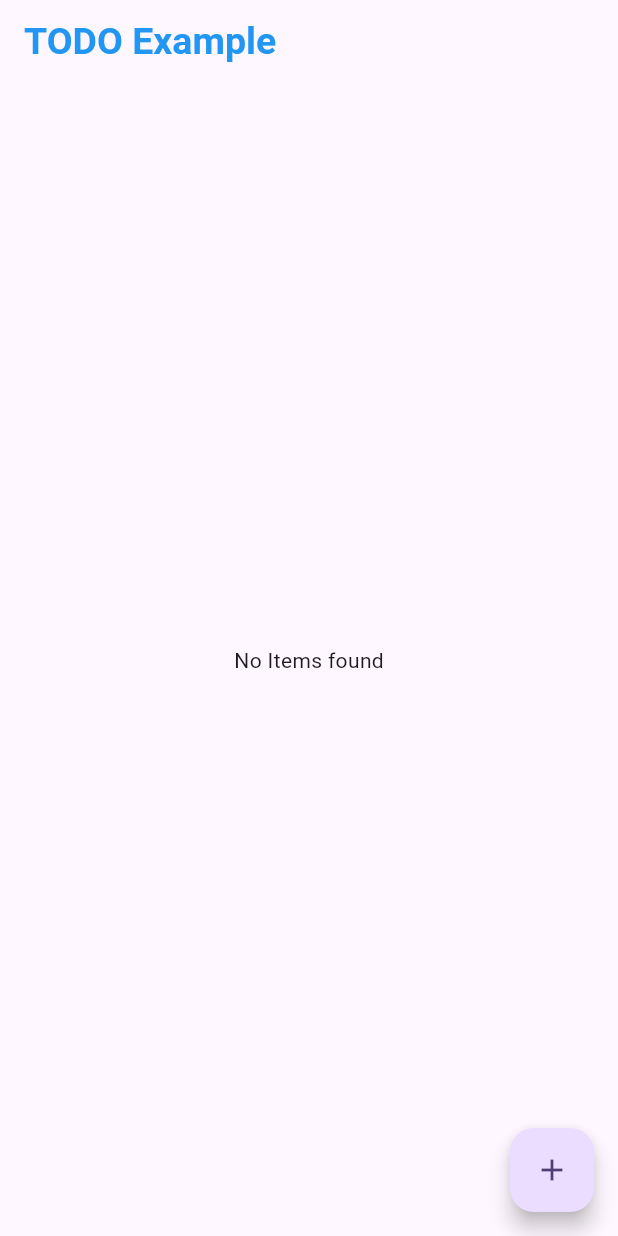
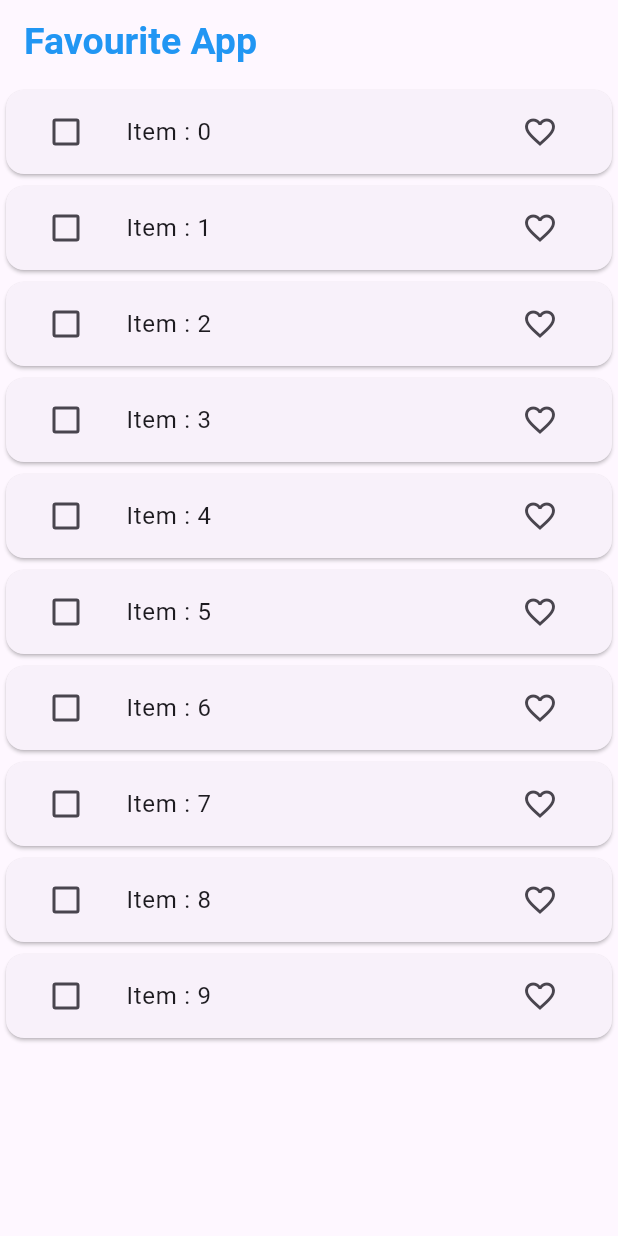
Before and after one commit to aaizkhan/Bloc-Examples, a Flutter app: the screen it shows after launch, on a phone screen of 412 x 824 dp. Run offline on Flutter 3.47's test engine with Material 3 defaults, Android fonts, the phone set to English and light mode, and no system bars; our stand-ins replace bloc, equatable, flutter_bloc, image_picker.

Commit message:
Select Item from List using Bloc

```diff
--- /dev/null
+++ b/lib/bloc/favourite_app_bloc/favourite_app_bloc.dart
@@ -0,0 +1,70 @@
+import 'package:bloc/bloc.dart';
+import 'package:equatable/equatable.dart';
+import 'package:flutter_bloc_example/model/favourite_item_model.dart';
+import 'package:flutter_bloc_example/repository/favourite_repository.dart';
+
+part 'favourite_app_event.dart';
+part 'favourite_app_state.dart';
+
+class FavouriteAppBloc extends Bloc<FavouriteAppEvent, FavouriteAppState> {
+  FavouriteRepository favouriteRepository;
+  List<FavouriteItemModel> favouriteList = [];
+  List<FavouriteItemModel> tempFavouriteList = [];
+  FavouriteAppBloc(this.favouriteRepository)
+      : super(const FavouriteAppState()) {
+    on<FetchFavouriteList>(fetchList);
+    on<FavouriteItem>(_addFavItem);
+    on<SelectItem>(_selectItem);
+    on<UnSelectItem>(_unSelectItem);
+    on<DeleteItem>(_deleteItem);
+  }
+
+  void fetchList(
+      FetchFavouriteList event, Emitter<FavouriteAppState> emit) async {
+    favouriteList = await favouriteRepository.fetchItem();
+    emit(state.copyWith(
+        favouriteItemList: List.from(favouriteList),
+        listStatus: ListStatus.success));
+  }
+
+  void _addFavItem(FavouriteItem event, Emitter<FavouriteAppState> emit) async {
+    final index = favouriteList
+        .indexWhere((element) => element.id == event.favouriteItemModel.id);
+    if (event.favouriteItemModel.isFavourite) {
+      if (tempFavouriteList.contains(favouriteList[index])) {
+        tempFavouriteList.remove(favouriteList[index]);
+        tempFavouriteList.add(event.favouriteItemModel);
+      }
+    } else {
+      if (tempFavouriteList.contains(favouriteList[index])) {
+        tempFavouriteList.remove(favouriteList[index]);
+        tempFavouriteList.add(event.favouriteItemModel);
+      }
+    }
+    favouriteList[index] = event.favouriteItemModel;
+    emit(state.copyWith(
+        favouriteItemList: List.from(favouriteList),
+        temFavList: List.from(tempFavouriteList)));
+  }
+
+  void _selectItem(SelectItem event, Emitter<FavouriteAppState> emit) async {
+    tempFavouriteList.add(event.item);
+    emit(state.copyWith(temFavList: List.from(tempFavouriteList)));
+  }
+
+  void _unSelectItem(
+      UnSelectItem event, Emitter<FavouriteAppState> emit) async {
+    tempFavouriteList.remove(event.item);
+    emit(state.copyWith(temFavList: List.from(tempFavouriteList)));
+  }
+
+  void _deleteItem(DeleteItem event, Emitter<FavouriteAppState> emit) async {
+    for (int i = 0; i < tempFavouriteList.length; i++) {
+      favouriteList.remove(tempFavouriteList[i]);
+    }
+    tempFavouriteList.clear();
+    emit(state.copyWith(
+        favouriteItemList: List.from(favouriteList),
+        temFavList: List.from(tempFavouriteList)));
+  }
+}
--- /dev/null
+++ b/lib/bloc/favourite_app_bloc/favourite_app_event.dart
@@ -0,0 +1,27 @@
+part of 'favourite_app_bloc.dart';
+
+abstract class FavouriteAppEvent extends Equatable {
+  const FavouriteAppEvent();
+
+  @override
+  List<Object> get props => [];
+}
+
+class FetchFavouriteList extends FavouriteAppEvent {}
+
+class FavouriteItem extends FavouriteAppEvent {
+  final FavouriteItemModel favouriteItemModel;
+  FavouriteItem({required this.favouriteItemModel});
+}
+
+class SelectItem extends FavouriteAppEvent {
+  final FavouriteItemModel item;
+  SelectItem({required this.item});
+}
+
+class UnSelectItem extends FavouriteAppEvent {
+  final FavouriteItemModel item;
+  const UnSelectItem({required this.item});
+}
+
+class DeleteItem extends FavouriteAppEvent {}
--- /dev/null
+++ b/lib/bloc/favourite_app_bloc/favourite_app_state.dart
@@ -0,0 +1,27 @@
+part of 'favourite_app_bloc.dart';
+
+enum ListStatus { loading, success, failed }
+
+class FavouriteAppState extends Equatable {
+  final List<FavouriteItemModel> temFavList;
+  final List<FavouriteItemModel> favouriteItemList;
+  final ListStatus listStatus;
+  const FavouriteAppState(
+      {this.favouriteItemList = const [],
+      this.listStatus = ListStatus.loading,
+      this.temFavList = const []});
+
+  FavouriteAppState copyWith(
+      {List<FavouriteItemModel>? favouriteItemList,
+      ListStatus? listStatus,
+      List<FavouriteItemModel>? temFavList}) {
+    return FavouriteAppState(
+      favouriteItemList: favouriteItemList ?? this.favouriteItemList,
+      listStatus: listStatus ?? this.listStatus,
+      temFavList: temFavList ?? this.temFavList,
+    );
+  }
+
+  @override
+  List<Object> get props => [favouriteItemList, listStatus, temFavList];
+}
--- a/lib/main.dart
+++ b/lib/main.dart
@@ -1,11 +1,14 @@
 import 'package:flutter/material.dart';
 import 'package:flutter_bloc/flutter_bloc.dart';
 import 'package:flutter_bloc_example/bloc/counter_bloc/counter_bloc.dart';
+import 'package:flutter_bloc_example/bloc/favourite_app_bloc/favourite_app_bloc.dart';
 import 'package:flutter_bloc_example/bloc/image_picker_bloc/bloc/image_picker_bloc.dart';
 import 'package:flutter_bloc_example/bloc/todo_bloc/todo_bloc.dart';
+import 'package:flutter_bloc_example/repository/favourite_repository.dart';
 import 'package:flutter_bloc_example/ui/counter_example/counter_screen.dart';
 import 'package:flutter_bloc_example/ui/equatble/equatable_example.dart';
 import 'package:flutter_bloc_example/bloc/switch_slider_bloc/switch_bloc.dart';
+import 'package:flutter_bloc_example/ui/favourite_app_example/favourite_app_screen.dart';
 import 'package:flutter_bloc_example/ui/image_pick_example/image_picker_screen.dart';
 import 'package:flutter_bloc_example/ui/switch_example/switch_example_screen.dart';
 import 'package:flutter_bloc_example/ui/todo_example/todo_screen.dart';
@@ -26,7 +29,9 @@ class MyApp extends StatelessWidget {
         BlocProvider(create: (context) => CounterBloc()),
         BlocProvider(create: (context) => SwitchBloc()),
         BlocProvider(create: (context) => ImagePickerBloc(ImagePickerUtils())),
-        BlocProvider(create: (context) => TodoBloc())
+        BlocProvider(create: (context) => TodoBloc()),
+        BlocProvider(
+            create: (context) => FavouriteAppBloc(FavouriteRepository()))
       ],
       child: MaterialApp(
         title: 'Flutter Demo',
@@ -34,7 +39,7 @@ class MyApp extends StatelessWidget {
           colorScheme: ColorScheme.fromSeed(seedColor: Colors.deepPurple),
           useMaterial3: true,
         ),
-        home: const ToDoScreen(),
+        home: const FavouriteAppScreen(),
       ),
     );
     // return MaterialApp(
--- /dev/null
+++ b/lib/model/favourite_item_model.dart
@@ -0,0 +1,27 @@
+import 'package:equatable/equatable.dart';
+
+class FavouriteItemModel extends Equatable {
+  final String id;
+  final String value;
+  final bool isDeleting;
+  final bool isFavourite;
+
+  const FavouriteItemModel(
+      {required this.id,
+      required this.value,
+      this.isDeleting = false,
+      this.isFavourite = false});
+
+  FavouriteItemModel copyWith(
+      {String? id, String? value, bool? isDeleting, bool? isFavourite}) {
+    return FavouriteItemModel(
+        id: id ?? this.id,
+        value: value ?? this.value,
+        isDeleting: isDeleting ?? this.isDeleting,
+        isFavourite: isFavourite ?? this.isFavourite);
+  }
+
+  @override
+  // TODO: implement props
+  List<Object?> get props => [id, value, isDeleting, isFavourite];
+}
--- /dev/null
+++ b/lib/repository/favourite_repository.dart
@@ -0,0 +1,16 @@
+import 'package:flutter_bloc_example/model/favourite_item_model.dart';
+
+class FavouriteRepository {
+  Future<List<FavouriteItemModel>> fetchItem() async {
+    await Future.delayed(Duration(seconds: 3));
+
+    return List.of(_generateList(10));
+  }
+
+  List<FavouriteItemModel> _generateList(int length) {
+    return List.generate(
+        length,
+        (index) =>
+            FavouriteItemModel(id: index.toString(), value: 'Item : $index'));
+  }
+}
--- /dev/null
+++ b/lib/ui/favourite_app_example/favourite_app_screen.dart
@@ -0,0 +1,98 @@
+import 'package:flutter/material.dart';
+import 'package:flutter_bloc/flutter_bloc.dart';
+import 'package:flutter_bloc_example/bloc/favourite_app_bloc/favourite_app_bloc.dart';
+import 'package:flutter_bloc_example/model/favourite_item_model.dart';
+
+class FavouriteAppScreen extends StatefulWidget {
+  const FavouriteAppScreen({super.key});
+
+  @override
+  State<FavouriteAppScreen> createState() => _FavouriteAppScreenState();
+}
+
+class _FavouriteAppScreenState extends State<FavouriteAppScreen> {
+  @override
+  void initState() {
+    // TODO: implement initState
+    super.initState();
+    context.read<FavouriteAppBloc>().add(FetchFavouriteList());
+  }
+
+  @override
+  Widget build(BuildContext context) {
+    return Scaffold(
+      appBar: AppBar(
+        title: Text(
+          "Favourite App",
+          style: TextStyle(
+              fontWeight: FontWeight.w700, fontSize: 25, color: Colors.blue),
+        ),
+        actions: [
+          BlocBuilder<FavouriteAppBloc, FavouriteAppState>(
+            builder: (context, state) {
+              return Visibility(
+                visible: state.temFavList.isNotEmpty ? true : false,
+                child: IconButton(
+                    onPressed: () {
+                      context.read<FavouriteAppBloc>().add(DeleteItem());
+                    },
+                    icon: Icon(Icons.delete)),
+              );
+            },
+          )
+        ],
+      ),
+      body: BlocBuilder<FavouriteAppBloc, FavouriteAppState>(
+          builder: (context, state) {
+        switch (state.listStatus) {
+          case ListStatus.loading:
+            return Center(
+              child: CircularProgressIndicator(),
+            );
+          case ListStatus.failed:
+            return Center(
+              child: Text("Failed to load data"),
+            );
+          case ListStatus.success:
+            return ListView.builder(
+                itemCount: state.favouriteItemList.length,
+                itemBuilder: (context, index) {
+                  final item = state.favouriteItemList[index];
+                  return Card(
+                    child: ListTile(
+                      leading: Checkbox(
+                          value: state.temFavList.contains(item) ? true : false,
+                          onChanged: (value) {
+                            if (value!) {
+                              context
+                                  .read<FavouriteAppBloc>()
+                                  .add(SelectItem(item: item));
+                            } else {
+                              context
+                                  .read<FavouriteAppBloc>()
+                                  .add(UnSelectItem(item: item));
+                            }
+                          }),
+                      title: Text(item.value.toString()),
+                      trailing: IconButton(
+                          onPressed: () {
+                            FavouriteItemModel favouriteItemModel =
+                                FavouriteItemModel(
+                                    id: item.id,
+                                    value: item.value,
+                                    isFavourite:
+                                        item.isFavourite ? false : true);
+                            context.read<FavouriteAppBloc>().add(FavouriteItem(
+                                favouriteItemModel: favouriteItemModel));
+                          },
+                          icon: Icon(item.isFavourite
+                              ? Icons.favorite
+                              : Icons.favorite_border)),
+                    ),
+                  );
+                });
+        }
+      }),
+    );
+  }
+}
```
